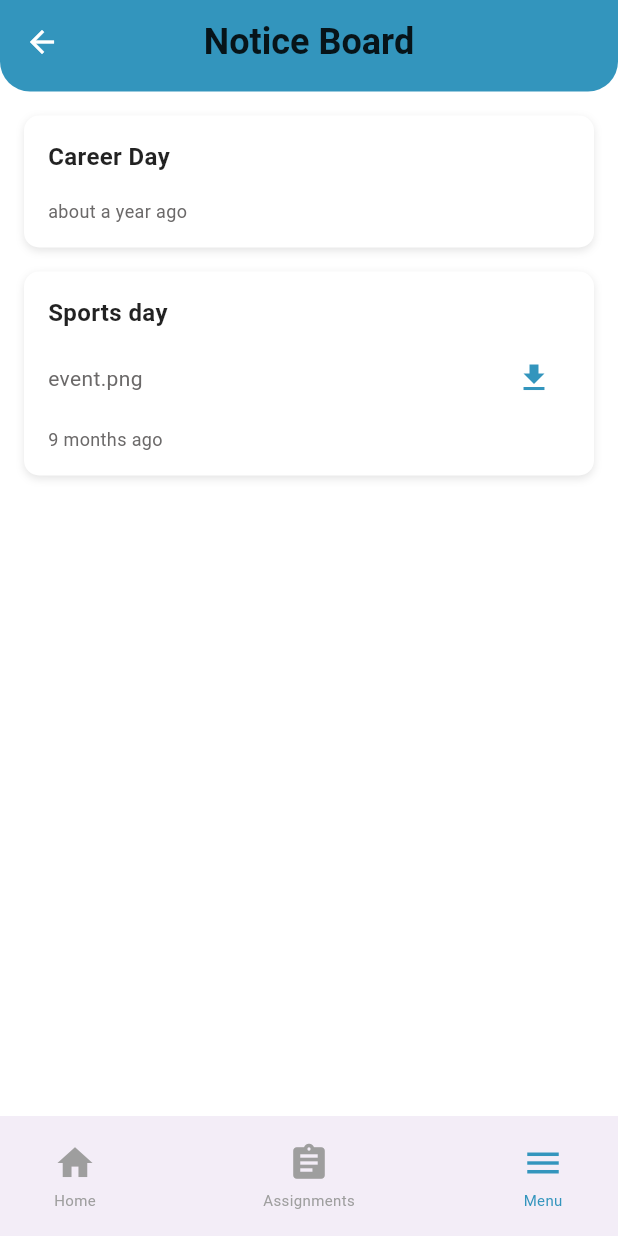
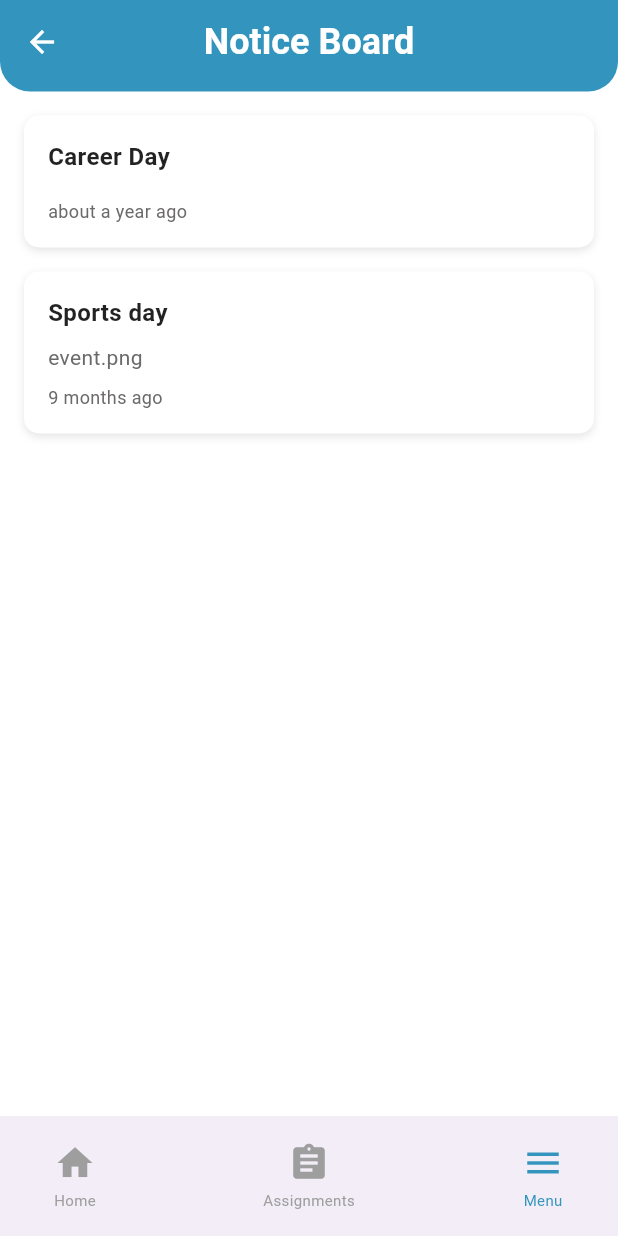
Before and after one commit to Bahga-Project/bahga-student, a Flutter app: the NoticeBoardScreen screen opened by its route, on a phone screen of 412 x 824 dp. Run offline on Flutter 3.47's test engine with Material 3 defaults, Android fonts, the phone set to English and light mode, and no system bars; our stand-ins replace cloud_firestore, dio, firebase_auth, firebase_core, image_picker and 1 more; missing offline and left inert: dart:ffi, flutter_pdfview; accounts and stored records are empty.

Commit message:
fixed navigation and some UI

```diff
--- a/lib/routes/app_routes_map.dart
+++ b/lib/routes/app_routes_map.dart
@@ -29,6 +29,7 @@ class AppRoutesMap {
     RouteNames.Timetable: (context) => TimetableScreen(),
     RouteNames.Notice_board: (context) => NoticeBoardScreen(),
     RouteNames.Settings: (context) => SettingsScreen(),
+
     // RouteNames.Material: (context) => MaterialScreen(),
     RouteNames.AssignmentDetail: (context) {
       final args = ModalRoute.of(context)!.settings.arguments as Map<String, dynamic>;
--- a/lib/routes/route_names.dart
+++ b/lib/routes/route_names.dart
@@ -15,5 +15,6 @@ class RouteNames {
   static const String Report = '/ReportScreen';
   static const String Settings = '/SettingsScreen';
   static const String Material = '/MaterialScreen';
-  static const String AssignmentDetail = '/AssignmentDetailScreen'; // New route
+  static const String AssignmentDetail = '/AssignmentDetailScreen';
+  // New route
 }
--- a/lib/screens/exams-screen.dart
+++ b/lib/screens/exams-screen.dart
@@ -5,6 +5,8 @@ import 'package:bahga_student/widgets/empty_state_message.dart';
 import 'package:bahga_student/widgets/subject_chip.dart';
 import 'package:bahga_student/screens/exam_timetable_screen.dart';
 import 'package:bahga_student/screens/online_exam_screen.dart';
+
+import 'main_screen.dart';
 
 class ExamsScreen extends StatefulWidget {
   @override
@@ -50,6 +52,9 @@ class _ExamsScreenState extends State<ExamsScreen> {
         title: "Exams",
         backgroundColor: AppColors.primaryColor,
         showBackButton: true,
+        onBackPressed: () {
+          MainScreen.globalKey.currentState?.changeTab(0); // الانتقال إلى HomeScreen
+        },
         titleWidget: Column(
           crossAxisAlignment: CrossAxisAlignment.center,
           children: [
--- a/lib/screens/notice_board_screen.dart
+++ b/lib/screens/notice_board_screen.dart
@@ -40,7 +40,7 @@ class NoticeBoardScreen extends StatelessWidget {
       titleWidget: const Text(
         "Notice Board",
         style: TextStyle(
-          color: AppColors.textColor,
+          color: AppColors.white,
           fontSize: 24,
           fontWeight: FontWeight.bold,
         ),
@@ -132,15 +132,15 @@ class NoticeCard extends StatelessWidget {
                     color: AppColors.textColor_2,
                   ),
                 ),
-                IconButton(
-                  icon: const Icon(
-                    Icons.download,
-                    color: AppColors.primaryColor,
-                    size: 24,
-                  ),
-                  onPressed: () {
-                  },
-                ),
+                // IconButton(
+                //   icon: const Icon(
+                //     Icons.download,
+                //     color: AppColors.primaryColor,
+                //     size: 24,
+                //   ),
+                //   onPressed: () {
+                //   },
+                // ),
               ],
             ),
           const SizedBox(height: 8),
--- a/lib/screens/result_screen.dart
+++ b/lib/screens/result_screen.dart
@@ -6,6 +6,8 @@ import 'package:bahga_student/widgets/subject_chip.dart';
 import 'package:bahga_student/widgets/result_card.dart';
 import 'package:bahga_student/screens/result_details_screen.dart';
 import 'package:bahga_student/models/result_model.dart';
+
+import 'main_screen.dart';
 
 class ResultsScreen extends StatefulWidget {
   @override
@@ -86,6 +88,9 @@ class _ResultsScreenState extends State<ResultsScreen> {
         title: "Results",
         backgroundColor: AppColors.primaryColor,
         showBackButton: true,
+        onBackPressed: () {
+          MainScreen.globalKey.currentState?.changeTab(0); // navegate to homescreen
+        },
         titleWidget: Column(
           crossAxisAlignment: CrossAxisAlignment.center,
           children: [
--- a/lib/widgets/custom_app_bar.dart
+++ b/lib/widgets/custom_app_bar.dart
@@ -11,6 +11,7 @@ class CustomAppBar extends StatelessWidget implements PreferredSizeWidget {
   final bool showBackButton;
   final bool showToggleButtons;
   final bool isFirstSelected;
+  final VoidCallback? onBackPressed;
   final VoidCallback? onFirstButtonPressed;
   final VoidCallback? onSecondButtonPressed;
   final String firstButtonText;
@@ -25,6 +26,7 @@ class CustomAppBar extends StatelessWidget implements PreferredSizeWidget {
     this.showBackButton = false,
     this.showToggleButtons = false,
     this.isFirstSelected = true,
+    this.onBackPressed,
     this.onFirstButtonPressed,
     this.onSecondButtonPressed,
     this.firstButtonText = "Offline",
@@ -45,7 +47,8 @@ class CustomAppBar extends StatelessWidget implements PreferredSizeWidget {
       leading: showBackButton
           ? IconButton(
         icon: const Icon(Icons.arrow_back, color: AppColors.white),
-        onPressed: () => Navigator.pop(context),
+        onPressed: onBackPressed ?? () => Navigator.pop(context),
+        //onPressed: () => Navigator.pop(context),
       )
           : null,
       actions: actions ??
```
Also changed, not shown: lib/screens/result_details_screen.dart (+10 -10 lines).
